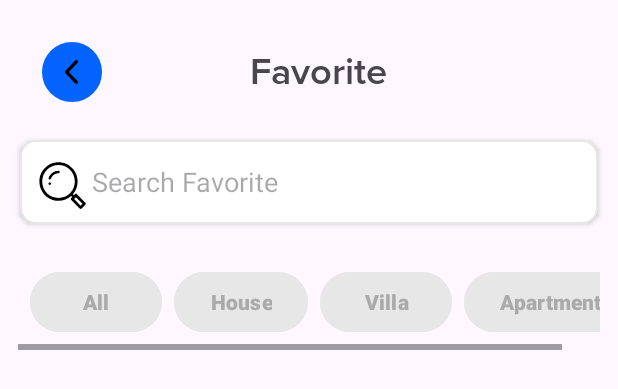
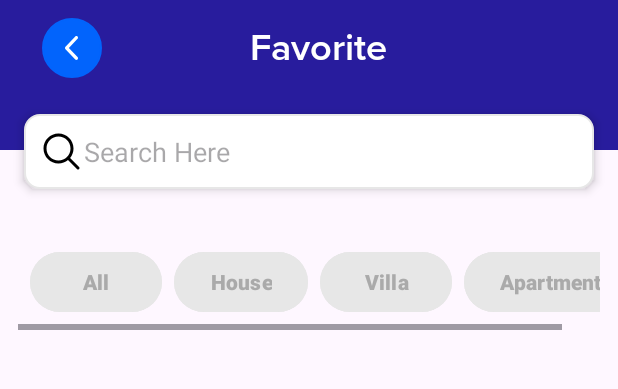
Before and after one commit to chuatomoliver/inventi-mobile-app, an Android app: the layout fragment_favorite_apartment.xml on its own in the app's theme, with its tools: preview values and no code run, on a phone screen of 412 x 824 dp. Shown: the top 389 px of the screen. Run offline under Robolectric (Android 15) with nearby library versions, the phone set to English and light mode, and no system bars; Roboto replaces fonts that are not available here.

Commit message:
fixing branch

```diff
--- a/app/src/main/res/layout/favorite_apartment_item.xml
+++ b/app/src/main/res/layout/favorite_apartment_item.xml
@@ -24,12 +24,11 @@
             app:srcCompat="@drawable/apartment" />
 
         <ImageView
-            android:id="@+id/imageView4"
+            android:id="@+id/favorite"
             android:layout_width="30dp"
             android:layout_height="30dp"
             android:layout_marginTop="8dp"
             android:layout_marginEnd="8dp"
-
             android:background="@drawable/circle_background"
             android:padding="8dp"
             app:layout_constraintEnd_toEndOf="@+id/imagePlaceHolder"
--- a/app/src/main/res/layout/fragment_favorite_apartment.xml
+++ b/app/src/main/res/layout/fragment_favorite_apartment.xml
@@ -7,28 +7,38 @@
     tools:context=".fragment.FavoriteApartmentFragment">
 
 
-    <EditText
-        android:id="@+id/editTextText"
+    <RelativeLayout
+        android:id="@+id/layout_search"
         android:layout_width="match_parent"
-        android:layout_height="wrap_content"
-        android:layout_margin="@dimen/size_12dp"
-        android:background="@drawable/edittext_rounded"
-        android:drawableStart="@drawable/ic_search"
-        android:drawableTint="@color/black"
-        android:elevation="2dp"
-        android:ems="10"
-        android:hint="Search Favorite"
-        android:inputType="text"
-        android:padding="8dp"
-        app:layout_constraintEnd_toEndOf="parent"
-        app:layout_constraintStart_toStartOf="parent"
-        app:layout_constraintTop_toBottomOf="@+id/constraintLayout" />
+        android:layout_height="80dp"
+        android:orientation="vertical"
+        app:layout_constraintTop_toBottomOf="@+id/constraintLayout">
+
+        <View
+            android:layout_width="match_parent"
+            android:layout_height="36dp"
+            android:background="@color/skyblue" />
+
+        <EditText
+            android:layout_width="match_parent"
+            android:layout_height="50dp"
+            android:layout_marginStart="16dp"
+            android:layout_marginTop="12dp"
+            android:layout_marginEnd="16dp"
+            android:layout_marginBottom="12dp"
+            android:background="@drawable/edittext_rounded"
+            android:drawableLeft="@drawable/ic_manifying"
+            android:elevation="4dp"
+            android:hint="Search Here"
+            android:padding="10dp" />
+
+    </RelativeLayout>
 
     <androidx.constraintlayout.widget.ConstraintLayout
         android:id="@+id/constraintLayout"
         android:layout_width="match_parent"
         android:layout_height="wrap_content"
-        android:layout_marginTop="16dp"
+        android:background="@color/bluebg"
         android:padding="12dp"
         app:layout_constraintEnd_toEndOf="parent"
         app:layout_constraintHorizontal_bias="0.0"
@@ -43,6 +53,7 @@
             android:background="@drawable/circle_background"
             android:backgroundTint="@color/blue1"
             android:padding="12dp"
+            android:tint="@color/white"
             android:src="@drawable/arrow_down_sign_to_navigate"
             app:layout_constraintBottom_toBottomOf="parent"
             app:layout_constraintStart_toStartOf="parent"
@@ -55,6 +66,7 @@
             android:fontFamily="@font/proximanova_semi"
             android:text="Favorite"
             android:textSize="25sp"
+            android:textColor="@color/white"
             app:layout_constraintBottom_toBottomOf="parent"
             app:layout_constraintEnd_toEndOf="parent"
             app:layout_constraintHorizontal_bias="0.411"
@@ -79,12 +91,11 @@
         android:id="@+id/horizontalScrollView"
         android:layout_width="match_parent"
         android:layout_height="wrap_content"
-        android:layout_marginTop="8dp"
         android:padding="12dp"
         app:layout_constraintEnd_toEndOf="parent"
         app:layout_constraintHorizontal_bias="0.0"
         app:layout_constraintStart_toStartOf="parent"
-        app:layout_constraintTop_toBottomOf="@+id/editTextText">
+        app:layout_constraintTop_toBottomOf="@+id/layout_search">
 
         <LinearLayout
             android:layout_width="wrap_content"
@@ -98,39 +109,39 @@
                 android:layout_height="match_parent"
                 android:layout_margin="4dp"
                 android:backgroundTint="#E7E7E7"
+                android:text="All"
                 android:textColor="@android:color/darker_gray"
-                android:textStyle="bold"
-                android:text="All" />
+                android:textStyle="bold" />
 
             <Button
                 android:id="@+id/sortHouses"
                 android:layout_width="match_parent"
                 android:layout_height="match_parent"
+                android:layout_margin="4dp"
                 android:backgroundTint="#E7E7E7"
+                android:text="House"
                 android:textColor="@android:color/darker_gray"
-                android:textStyle="bold"
-                android:layout_margin="4dp"
-                android:text="House" />
+                android:textStyle="bold" />
 
             <Button
                 android:id="@+id/sortVilla"
                 android:layout_width="match_parent"
                 android:layout_height="match_parent"
+                android:layout_margin="4dp"
                 android:backgroundTint="#E7E7E7"
+                android:text="Villa"
                 android:textColor="@android:color/darker_gray"
-                android:textStyle="bold"
-                android:layout_margin="4dp"
-                android:text="Villa" />
+                android:textStyle="bold" />
 
             <Button
                 android:id="@+id/sortApartments"
                 android:layout_width="match_parent"
                 android:layout_height="match_parent"
+                android:layout_margin="4dp"
                 android:backgroundTint="#E7E7E7"
+                android:text="Apartments"
                 android:textColor="@android:color/darker_gray"
-                android:textStyle="bold"
-                android:layout_margin="4dp"
-                android:text="Apartments" />
+                android:textStyle="bold" />
 
         </LinearLayout>
     </HorizontalScrollView>
```
Also changed, not shown: app/src/main/java/com/certicode/inventiapp/adapter/FavoriteAdapter.kt (+15 -4 lines), app/src/main/java/com/certicode/inventiapp/fragment/FavoriteApartmentFragment.kt (+76 -19 lines).
